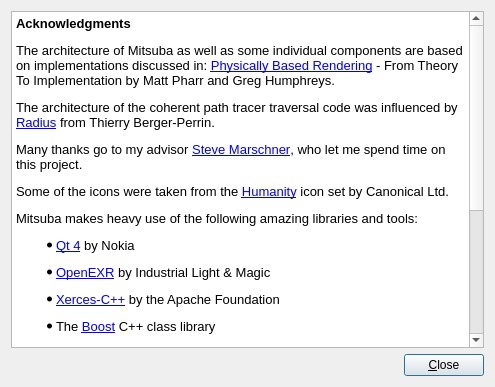
mitsuba-renderer/mitsuba, file src/qtgui/acknowledgmentdlg.ui: the form before one commit.
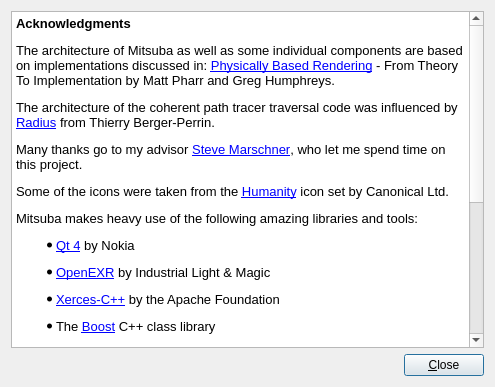
The form after the commit.

Commit message: added mersenne twister to acknowledgments

```diff
--- a/src/qtgui/acknowledgmentdlg.ui
+++ b/src/qtgui/acknowledgmentdlg.ui
@@ -60,6 +60,7 @@
 &lt;li style=&quot; margin-top:12px; margin-bottom:12px; margin-left:0px; margin-right:0px; -qt-block-indent:0; text-indent:0px;&quot;&gt;The &lt;a href=&quot;http://www.boost.org/&quot;&gt;&lt;span style=&quot; text-decoration: underline; color:#0000ff;&quot;&gt;Boost&lt;/span&gt;&lt;/a&gt; C++ class library&lt;/li&gt;
 &lt;li style=&quot; margin-top:12px; margin-bottom:12px; margin-left:0px; margin-right:0px; -qt-block-indent:0; text-indent:0px;&quot;&gt;&lt;a href=&quot;http://glew.sourceforge.net/&quot;&gt;&lt;span style=&quot; text-decoration: underline; color:#0000ff;&quot;&gt;GLEW&lt;/span&gt;&lt;/a&gt; by Milan Ikits, Marcelo E. Magallon and Lev Povalahev&lt;/li&gt;
 &lt;li style=&quot; margin-top:12px; margin-bottom:12px; margin-left:0px; margin-right:0px; -qt-block-indent:0; text-indent:0px;&quot;&gt;&lt;a href=&quot;http://sourceforge.net/projects/collada-dom/&quot;&gt;&lt;span style=&quot; text-decoration: underline; color:#0000ff;&quot;&gt;COLLADA DOM&lt;/span&gt;&lt;/a&gt; by Sony Computer Entertainment&lt;/li&gt;
+&lt;li style=&quot; margin-top:12px; margin-bottom:12px; margin-left:0px; margin-right:0px; -qt-block-indent:0; text-indent:0px;&quot;&gt;&lt;a href=&quot;http://www.math.sci.hiroshima-u.ac.jp/~m-mat/MT/emt.html&quot;&gt;&lt;span style=&quot; text-decoration: underline; color:#0000ff;&quot;&gt;Mersenne Twister&lt;/span&gt;&lt;/a&gt; by Makoto Matsumoto and Takuji Nishimura&lt;/li&gt;
 &lt;li style=&quot; margin-top:12px; margin-bottom:12px; margin-left:0px; margin-right:0px; -qt-block-indent:0; text-indent:0px;&quot;&gt;&lt;a href=&quot;http://www.ijg.org/&quot;&gt;&lt;span style=&quot; text-decoration: underline; color:#0000ff;&quot;&gt;libjpeg&lt;/span&gt;&lt;/a&gt; by the Independent JPEG Group&lt;/li&gt;
 &lt;li style=&quot; margin-top:12px; margin-bottom:12px; margin-left:0px; margin-right:0px; -qt-block-indent:0; text-indent:0px;&quot;&gt;&lt;a href=&quot;http://www.libpng.org/pub/png&quot;&gt;&lt;span style=&quot; text-decoration: underline; color:#0000ff;&quot;&gt;libpng&lt;/span&gt;&lt;/a&gt; by Guy Eric Schalnat, Andreas Dilger, Glenn Randers-Pehrson and others&lt;/li&gt;
 &lt;li style=&quot; margin-top:12px; margin-bottom:12px; margin-left:0px; margin-right:0px; -qt-block-indent:0; text-indent:0px;&quot;&gt;&lt;a href=&quot;http://www.brandonwalkin.com/bwtoolkit/&quot;&gt;&lt;span style=&quot; text-decoration: underline; color:#0000ff;&quot;&gt;BWToolkit&lt;/span&gt;&lt;/a&gt; by Brandon Walkin&lt;/li&gt;
```
The commit also changes 1 other file.
